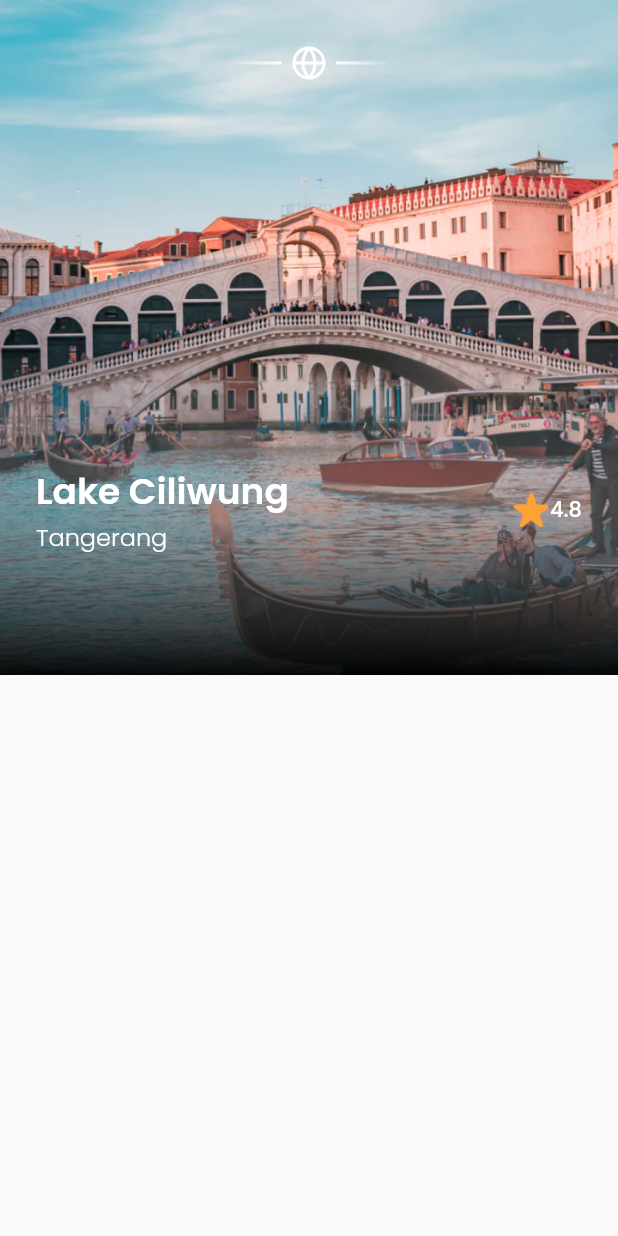
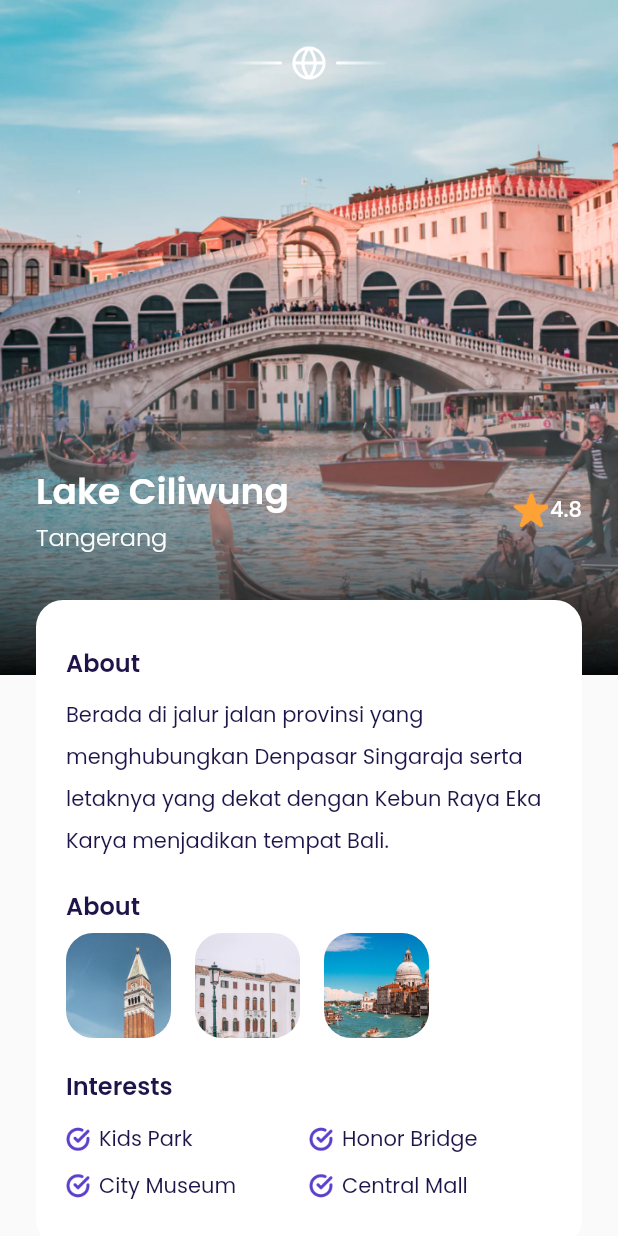
Before and after one commit to AlvinSanudharma/airplane, a Flutter app: the MainPage screen opened by its route, after a tap on "4.8", on a phone screen of 412 x 824 dp. Run offline on Flutter 3.47's test engine with Material 2 defaults, Android fonts, the phone set to English and light mode, and no system bars; our stand-ins replace google_fonts; missing offline and left inert: dart:ffi.

Commit message:
Detail Page - Book Button & Navigation

```diff
--- a/lib/ui/pages/detail_page.dart
+++ b/lib/ui/pages/detail_page.dart
@@ -1,4 +1,7 @@
 import 'package:airplane/shared/theme.dart';
+import 'package:airplane/ui/widgets/custom_button.dart';
+import 'package:airplane/ui/widgets/interest_item.dart';
+import 'package:airplane/ui/widgets/photo_item.dart';
 import 'package:flutter/material.dart';
 
 class DetailPage extends StatelessWidget {
@@ -91,6 +94,114 @@ class DetailPage extends StatelessWidget {
                   )
                 ],
               ),
+            ),
+            Container(
+              width: double.infinity,
+              margin: EdgeInsets.only(top: 30),
+              padding: EdgeInsets.symmetric(horizontal: 20, vertical: 30),
+              decoration: BoxDecoration(
+                  color: kWhiteColor, borderRadius: BorderRadius.circular(18)),
+              child: Column(
+                crossAxisAlignment: CrossAxisAlignment.start,
+                children: [
+                  // NOTE: About
+                  Text('About',
+                      style: blackTextStyle.copyWith(
+                          fontSize: 16, fontWeight: semiBold)),
+                  SizedBox(
+                    height: 6,
+                  ),
+                  Text(
+                    'Berada di jalur jalan provinsi yang menghubungkan Denpasar Singaraja serta letaknya yang dekat dengan Kebun Raya Eka Karya menjadikan tempat Bali.',
+                    style: blackTextStyle.copyWith(height: 2),
+                  ),
+                  // NOTE: Photos
+                  SizedBox(
+                    height: 20,
+                  ),
+                  Text('About',
+                      style: blackTextStyle.copyWith(
+                          fontSize: 16, fontWeight: semiBold)),
+                  SizedBox(
+                    height: 6,
+                  ),
+                  Row(
+                    children: [
+                      PhotoItem(
+                        imageUrl: 'assets/image_photo1.png',
+                      ),
+                      PhotoItem(imageUrl: 'assets/image_photo2.png'),
+                      PhotoItem(imageUrl: 'assets/image_photo3.png')
+                    ],
+                  ),
+                  SizedBox(height: 20),
+                  // NOTE: Interest
+                  Text('Interests',
+                      style: blackTextStyle.copyWith(
+                          fontSize: 16, fontWeight: semiBold)),
+                  SizedBox(
+                    height: 13,
+                  ),
+                  Row(
+                    children: [
+                      InterestItem(
+                        text: 'Kids Park',
+                      ),
+                      InterestItem(
+                        text: 'Honor Bridge',
+                      ),
+                    ],
+                  ),
+                  SizedBox(
+                    height: 10,
+                  ),
+                  Row(
+                    children: [
+                      InterestItem(
+                        text: 'City Museum',
+                      ),
+                      InterestItem(
+                        text: 'Central Mall',
+                      ),
+                    ],
+                  )
+                ],
+              ),
+            ),
+            // NOTE: Price & Button Book
+            Container(
+              width: double.infinity,
+              margin: EdgeInsets.symmetric(vertical: 30),
+              child: Row(
+                children: [
+                  // NOTE: Price
+                  Expanded(
+                    child: Column(
+                      crossAxisAlignment: CrossAxisAlignment.start,
+                      children: [
+                        Text(
+                          'IDR 2.500.000',
+                          style: blackTextStyle.copyWith(
+                              fontSize: 18, fontWeight: medium),
+                        ),
+                        SizedBox(
+                          height: 5,
+                        ),
+                        Text(
+                          'per orang',
+                          style: greyTextStyle.copyWith(fontWeight: light),
+                        )
+                      ],
+                    ),
+                  ),
+                  // NOTE: Button Book Now
+                  CustomButton(
+                    title: 'Book Now',
+                    onPressed: () => {},
+                    width: 170,
+                  )
+                ],
+              ),
             )
           ],
         ),
@@ -99,8 +210,10 @@ class DetailPage extends StatelessWidget {
 
     return Scaffold(
       backgroundColor: kBackgroundColor,
-      body: Stack(
-        children: [backgroundImage(), customShadow(), content()],
+      body: SingleChildScrollView(
+        child: Stack(
+          children: [backgroundImage(), customShadow(), content()],
+        ),
       ),
     );
   }
--- a/lib/ui/widgets/destination_tile.dart
+++ b/lib/ui/widgets/destination_tile.dart
@@ -1,3 +1,4 @@
+import 'package:airplane/ui/pages/detail_page.dart';
 import 'package:flutter/material.dart';
 import 'package:airplane/shared/theme.dart';
 
@@ -17,7 +18,10 @@ class DestinationTile extends StatelessWidget {
 
   @override
   Widget build(BuildContext context) {
-    return Container(
+    return GestureDetector(
+      onTap: (() => Navigator.push(
+          context, MaterialPageRoute(builder: ((context) => DetailPage())))),
+      child: Container(
         margin: EdgeInsets.only(
           top: 16,
         ),
@@ -42,8 +46,8 @@ class DestinationTile extends StatelessWidget {
                 children: [
                   Text(
                     name,
-                  style:
-                      blackTextStyle.copyWith(fontSize: 18, fontWeight: medium),
+                    style: blackTextStyle.copyWith(
+                        fontSize: 18, fontWeight: medium),
                   ),
                   SizedBox(
                     height: 5,
@@ -78,6 +82,7 @@ class DestinationTile extends StatelessWidget {
             )
           ],
         ),
+      ),
     );
   }
 }
--- /dev/null
+++ b/lib/ui/widgets/interest_item.dart
@@ -0,0 +1,31 @@
+import 'package:airplane/shared/theme.dart';
+import 'package:flutter/material.dart';
+
+class InterestItem extends StatelessWidget {
+  final String text;
+
+  const InterestItem({Key? key, required this.text}) : super(key: key);
+
+  @override
+  Widget build(BuildContext context) {
+    return Expanded(
+      child: Row(
+        children: [
+          Container(
+            margin: EdgeInsets.only(right: 6),
+            width: 16,
+            height: 16,
+            decoration: BoxDecoration(
+                image: DecorationImage(
+                    image: AssetImage('assets/icon_check.png'),
+                    fit: BoxFit.cover)),
+          ),
+          Text(
+            text,
+            style: blackTextStyle,
+          )
+        ],
+      ),
+    );
+  }
+}
--- /dev/null
+++ b/lib/ui/widgets/photo_item.dart
@@ -0,0 +1,21 @@
+import 'package:flutter/material.dart';
+import 'package:airplane/shared/theme.dart';
+
+class PhotoItem extends StatelessWidget {
+  final String imageUrl;
+
+  const PhotoItem({Key? key, required this.imageUrl}) : super(key: key);
+
+  @override
+  Widget build(BuildContext context) {
+    return Container(
+      width: 70,
+      height: 70,
+      margin: EdgeInsets.only(right: 16),
+      decoration: BoxDecoration(
+          image:
+              DecorationImage(image: AssetImage(imageUrl), fit: BoxFit.cover),
+          borderRadius: BorderRadius.circular(18)),
+    );
+  }
+}
```
Also changed, not shown: assets/image_photo2.png (added), assets/image_photo3.png (added). Lines whose indentation alone changed are shown as unchanged.
